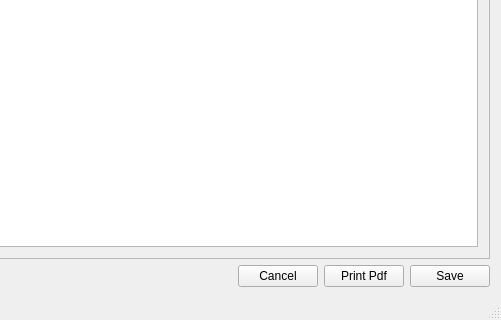
Qt form mainwindow.ui (loaded02/ICF_Report) before a commit; both pictures show x 345 to 846 and y 506 to 826 of the 846 by 826 pixel window.
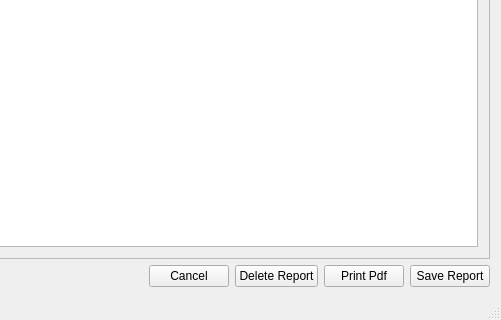
The same form after that commit. Custom widgets are drawn as their Qt base class.

Commit message: Person & report Management working. I/O working. Printing inclomplete.

Diff of the .ui file:
```diff
--- a/mainwindow.ui
+++ b/mainwindow.ui
@@ -313,6 +313,13 @@
         </property>
        </widget>
       </item>
+      <item>
+       <widget class="QPushButton" name="deleteButton">
+        <property name="text">
+         <string>Delete Report</string>
+        </property>
+       </widget>
+      </item>
       <item>
        <widget class="QPushButton" name="printButton">
         <property name="text">
@@ -323,7 +330,7 @@
       <item>
        <widget class="QPushButton" name="saveButton">
         <property name="text">
-         <string>Save</string>
+         <string>Save Report</string>
         </property>
        </widget>
       </item>
```
The commit also changes 8 other files.
